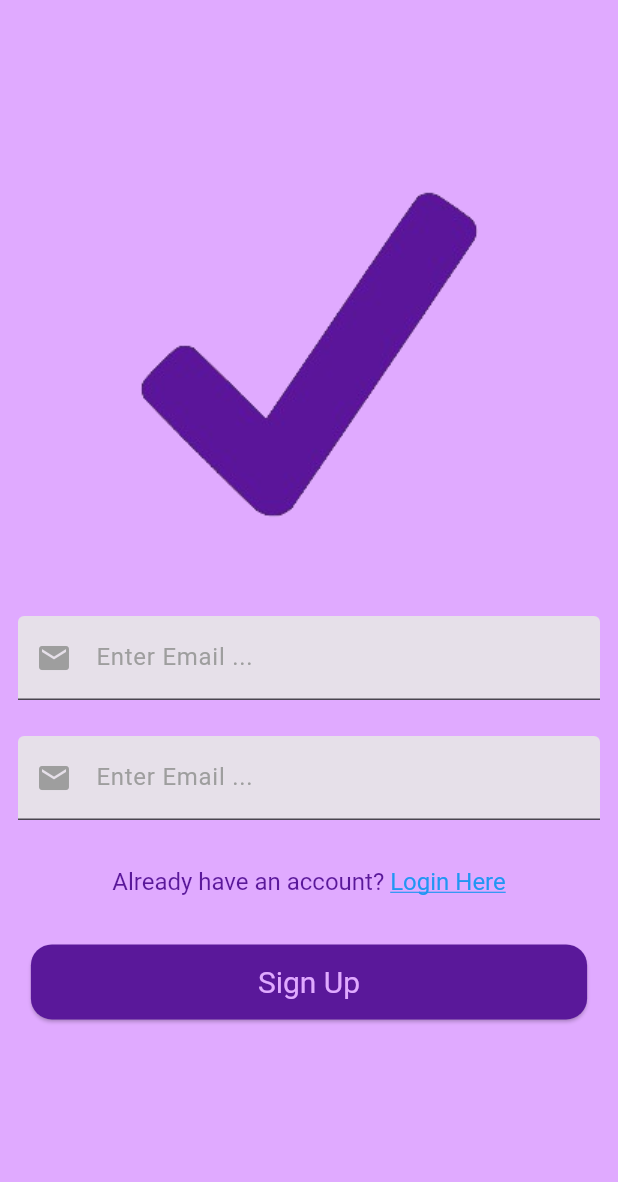
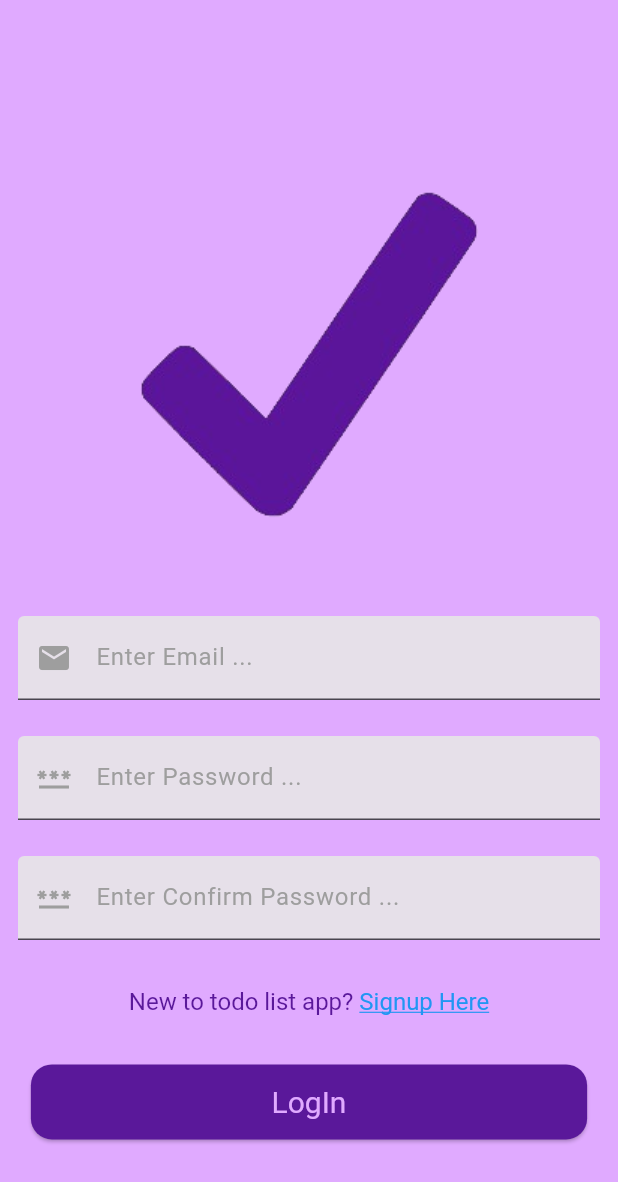
Before and after one commit to CTZNpk/TodoApp, a Flutter app: the screen it shows after launch, on a phone screen of 412 x 824 dp. Shown: the top 1182 px of the screen. Run offline on Flutter 3.47's test engine with Material 3 defaults, Android fonts, the phone set to English and light mode, and no system bars; our stand-ins replace flutter_hooks, google_fonts, hooks_riverpod.

Commit message:
Add Login Screen

```diff
--- a/todo_app_fast_api/lib/core/features/auth/screens/login_screen.dart
+++ b/todo_app_fast_api/lib/core/features/auth/screens/login_screen.dart
@@ -0,0 +1,89 @@
+import 'package:flutter/material.dart';
+import 'package:flutter_hooks/flutter_hooks.dart';
+import 'package:hooks_riverpod/hooks_riverpod.dart';
+import 'package:todo_app_fast_api/core/features/auth/screens/widgets/my_text_form_field.dart';
+import 'package:todo_app_fast_api/themes/t_app_theme.dart';
+
+class LoginScreen extends HookConsumerWidget {
+  const LoginScreen({super.key});
+  @override
+  Widget build(BuildContext context, WidgetRef ref) {
+    final emailController = useTextEditingController();
+    final passwordController = useTextEditingController();
+    final confirmPasswordController = useTextEditingController();
+    final size = MediaQuery.of(context).size;
+
+    return Scaffold(
+      resizeToAvoidBottomInset: false,
+      body: Column(
+        mainAxisAlignment: MainAxisAlignment.start,
+        children: [
+          SizedBox(
+            height: size.height * 0.15,
+          ),
+          Image.asset(
+            'assets/images/tick.png',
+          ),
+          const SizedBox(
+            height: 50,
+          ),
+          MyTextFormField(
+            controller: emailController,
+            label: "Enter Email ...",
+            prefixIcon: const Icon(Icons.email),
+          ),
+          MyTextFormField(
+            controller: passwordController,
+            label: "Enter Password ...",
+            prefixIcon: const Icon(Icons.password),
+            obscureText: true,
+          ),
+          MyTextFormField(
+            controller: confirmPasswordController,
+            label: "Enter Confirm Password ...",
+            prefixIcon: const Icon(Icons.password),
+            obscureText: true,
+          ),
+          const SizedBox(
+            height: 8,
+          ),
+          Padding(
+            padding: const EdgeInsets.all(12.0),
+            child: RichText(
+              text: TextSpan(
+                style: TextStyle(
+                  color: AppTheme.primaryColor,
+                  fontSize: 16,
+                ),
+                children: const [
+                  TextSpan(text: 'New to todo list app? '),
+                  TextSpan(
+                    text: 'Signup Here',
+                    style: TextStyle(
+                      color: Colors.blue,
+                      decoration: TextDecoration.underline,
+                    ),
+                  ),
+                ],
+              ),
+            ),
+          ),
+          const SizedBox(
+            height: 20,
+          ),
+          ElevatedButton(
+            onPressed: () {},
+            style: ButtonStyle(
+              fixedSize: WidgetStatePropertyAll<Size>(
+                Size(size.width * 0.9, 50),
+              ),
+            ),
+            child: const Text(
+              'LogIn',
+            ),
+          )
+        ],
+      ),
+    );
+  }
+}
--- a/todo_app_fast_api/lib/core/features/auth/screens/signup_screen.dart
+++ b/todo_app_fast_api/lib/core/features/auth/screens/signup_screen.dart
@@ -1,8 +1,7 @@
 import 'package:flutter/material.dart';
-import 'package:flutter/rendering.dart';
-import 'package:flutter/widgets.dart';
 import 'package:flutter_hooks/flutter_hooks.dart';
 import 'package:hooks_riverpod/hooks_riverpod.dart';
+import 'package:todo_app_fast_api/core/features/auth/screens/widgets/my_text_form_field.dart';
 import 'package:todo_app_fast_api/themes/t_app_theme.dart';
 
 class SignupScreen extends HookConsumerWidget {
@@ -14,6 +13,7 @@ class SignupScreen extends HookConsumerWidget {
     final size = MediaQuery.of(context).size;
 
     return Scaffold(
+      resizeToAvoidBottomInset: false,
       body: Column(
         mainAxisAlignment: MainAxisAlignment.start,
         children: [
@@ -28,9 +28,14 @@ class SignupScreen extends HookConsumerWidget {
           ),
           MyTextFormField(
             controller: emailController,
+            label: "Enter Email ...",
+            prefixIcon: const Icon(Icons.email),
           ),
           MyTextFormField(
             controller: passwordController,
+            label: "Enter Password ...",
+            prefixIcon: const Icon(Icons.password),
+            obscureText: true,
           ),
           const SizedBox(
             height: 8,
@@ -67,7 +72,7 @@ class SignupScreen extends HookConsumerWidget {
               ),
             ),
             child: const Text(
-              'Sign Up',
+              'SignUp',
             ),
           )
         ],
@@ -75,31 +80,3 @@ class SignupScreen extends HookConsumerWidget {
     );
   }
 }
-
-class MyTextFormField extends StatelessWidget {
-  const MyTextFormField({
-    super.key,
-    required this.controller,
-  });
-
-  final TextEditingController controller;
-
-  @override
-  Widget build(BuildContext context) {
-    return Padding(
-      padding: const EdgeInsets.all(12.0),
-      child: TextFormField(
-        controller: controller,
-        decoration: const InputDecoration(
-          filled: true,
-          label: Text('Enter Email ...'),
-          prefixIcon: Icon(Icons.email),
-          labelStyle: TextStyle(
-            color: Colors.grey,
-          ),
-          prefixIconColor: Colors.grey,
-        ),
-      ),
-    );
-  }
-}
--- /dev/null
+++ b/todo_app_fast_api/lib/core/features/auth/screens/widgets/my_text_form_field.dart
@@ -0,0 +1,36 @@
+import 'package:flutter/material.dart';
+
+class MyTextFormField extends StatelessWidget {
+  const MyTextFormField({
+    super.key,
+    required this.controller,
+    required this.label,
+    required this.prefixIcon,
+    this.obscureText = false,
+  });
+
+  final TextEditingController controller;
+  final String label;
+  final Icon prefixIcon;
+  final bool obscureText;
+
+  @override
+  Widget build(BuildContext context) {
+    return Padding(
+      padding: const EdgeInsets.all(12.0),
+      child: TextFormField(
+        controller: controller,
+        obscureText: obscureText,
+        decoration: InputDecoration(
+          filled: true,
+          label: Text(label),
+          prefixIcon: prefixIcon,
+          labelStyle: const TextStyle(
+            color: Colors.grey,
+          ),
+          prefixIconColor: Colors.grey,
+        ),
+      ),
+    );
+  }
+}
--- a/todo_app_fast_api/lib/main.dart
+++ b/todo_app_fast_api/lib/main.dart
@@ -1,8 +1,6 @@
 import 'package:flutter/material.dart';
-import 'package:flutter_riverpod/flutter_riverpod.dart';
-import 'package:todo_app_fast_api/core/features/auth/screens/signup_screen.dart';
-import 'package:todo_app_fast_api/core/features/onboarding/onboarding_screen.dart';
-import 'package:todo_app_fast_api/core/features/onboarding/splash_screen.dart';
+import 'package:hooks_riverpod/hooks_riverpod.dart';
+import 'package:todo_app_fast_api/core/features/auth/screens/login_screen.dart';
 import 'package:todo_app_fast_api/themes/t_app_theme.dart';
 
 void main() {
@@ -22,7 +20,7 @@
       debugShowCheckedModeBanner: false,
       title: 'Todo App',
       theme: AppTheme.lightTheme(),
-      home: const SignupScreen(),
+      home: const LoginScreen(),
     );
   }
 }
```
